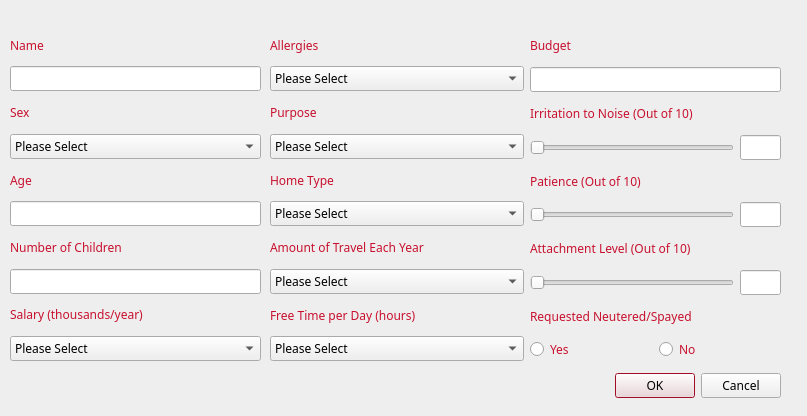
Above: cuACS/addclient.ui from cameronhawtin/Animal-Farm-cuACS before the change. Below: the same form after it.
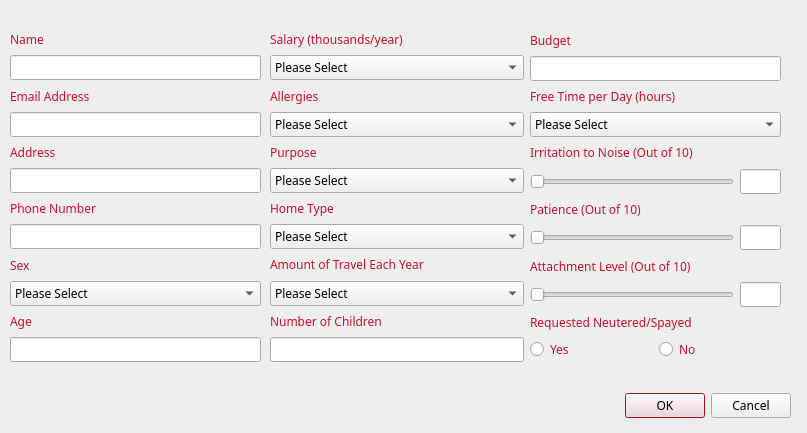
That is the form after the change.

Patch:
```diff
--- a/cuACS/addclient.ui
+++ b/cuACS/addclient.ui
@@ -7,7 +7,7 @@
     <x>0</x>
     <y>0</y>
     <width>807</width>
-    <height>416</height>
+    <height>433</height>
    </rect>
   </property>
   <property name="palette">
@@ -22,6 +22,15 @@
        </color>
       </brush>
      </colorrole>
+     <colorrole role="Text">
+      <brush brushstyle="SolidPattern">
+       <color alpha="255">
+        <red>0</red>
+        <green>0</green>
+        <blue>0</blue>
+       </color>
+      </brush>
+     </colorrole>
      <colorrole role="Base">
       <brush brushstyle="SolidPattern">
        <color alpha="255">
@@ -60,6 +69,15 @@
        </color>
       </brush>
      </colorrole>
+     <colorrole role="Text">
+      <brush brushstyle="SolidPattern">
+       <color alpha="255">
+        <red>0</red>
+        <green>0</green>
+        <blue>0</blue>
+       </color>
+      </brush>
+     </colorrole>
      <colorrole role="Base">
       <brush brushstyle="SolidPattern">
        <color alpha="255">
@@ -98,6 +116,15 @@
        </color>
       </brush>
      </colorrole>
+     <colorrole role="Text">
+      <brush brushstyle="SolidPattern">
+       <color alpha="255">
+        <red>0</red>
+        <green>0</green>
+        <blue>0</blue>
+       </color>
+      </brush>
+     </colorrole>
      <colorrole role="Base">
       <brush brushstyle="SolidPattern">
        <color alpha="255">
@@ -139,8 +166,8 @@
   <widget class="QDialogButtonBox" name="buttonBox">
    <property name="geometry">
     <rect>
-     <x>440</x>
-     <y>370</y>
+     <x>450</x>
+     <y>390</y>
      <width>341</width>
      <height>32</height>
     </rect>
@@ -187,6 +214,48 @@
       </property>
      </widget>
     </item>
+    <item>
+     <widget class="QLabel" name="freeTimeLabel">
+      <property name="enabled">
+       <bool>true</bool>
+      </property>
+      <property name="text">
+       <string>Free Time per Day (hours)</string>
+      </property>
+     </widget>
+    </item>
+    <item>
+     <widget class="QComboBox" name="freeTimeComboBox">
+      <property name="enabled">
+       <bool>true</bool>
+      </property>
+      <item>
+       <property name="text">
+        <string>Please Select</string>
+       </property>
+      </item>
+      <item>
+       <property name="text">
+        <string>0 - 1</string>
+       </property>
+      </item>
+      <item>
+       <property name="text">
+        <string>1 - 2</string>
+       </property>
+      </item>
+      <item>
+       <property name="text">
+        <string>3 - 4</string>
+       </property>
+      </item>
+      <item>
+       <property name="text">
+        <string>5+</string>
+       </property>
+      </item>
+     </widget>
+    </item>
     <item>
      <widget class="QLabel" name="irritationLabel">
       <property name="enabled">
@@ -337,7 +406,7 @@
      <x>10</x>
      <y>30</y>
      <width>251</width>
-     <height>331</height>
+     <height>332</height>
     </rect>
    </property>
    <layout class="QVBoxLayout" name="verticalLayout_2">
@@ -358,6 +427,45 @@
       </property>
      </widget>
     </item>
+    <item>
+     <widget class="QLabel" name="emailLabel">
+      <property name="enabled">
+       <bool>true</bool>
+      </property>
+      <property name="text">
+       <string>Email Address</string>
+      </property>
+     </widget>
+    </item>
+    <item>
+     <widget class="QLineEdit" name="emailLineEdit"/>
+    </item>
+    <item>
+     <widget class="QLabel" name="addressLabel">
+      <property name="enabled">
+       <bool>true</bool>
+      </property>
+      <property name="text">
+       <string>Address</string>
+      </property>
+     </widget>
+    </item>
+    <item>
+     <widget class="QLineEdit" name="addressLineEdit"/>
+    </item>
+    <item>
+     <widget class="QLabel" name="phoneLabel">
+      <property name="enabled">
+       <bool>true</bool>
+      </property>
+      <property name="text">
+       <string>Phone Number</string>
+      </property>
+     </widget>
+    </item>
+    <item>
+     <widget class="QLineEdit" name="phoneLineEdit"/>
+    </item>
     <item>
      <widget class="QLabel" name="sexLabel">
       <property name="enabled">
@@ -407,23 +515,21 @@
       </property>
      </widget>
     </item>
-    <item>
-     <widget class="QLabel" name="childrenLabel">
-      <property name="enabled">
-       <bool>true</bool>
-      </property>
-      <property name="text">
-       <string>Number of Children</string>
-      </property>
-     </widget>
-    </item>
-    <item>
-     <widget class="QLineEdit" name="childrenLineEdit">
-      <property name="enabled">
-       <bool>true</bool>
-      </property>
-     </widget>
-    </item>
+   </layout>
+  </widget>
+  <widget class="QWidget" name="layoutWidget_2">
+   <property name="enabled">
+    <bool>true</bool>
+   </property>
+   <property name="geometry">
+    <rect>
+     <x>270</x>
+     <y>30</y>
+     <width>254</width>
+     <height>332</height>
+    </rect>
+   </property>
+   <layout class="QVBoxLayout" name="verticalLayout_3">
     <item>
      <widget class="QLabel" name="salaryLabel">
       <property name="enabled">
@@ -481,21 +587,6 @@
       </item>
      </widget>
     </item>
-   </layout>
-  </widget>
-  <widget class="QWidget" name="layoutWidget_2">
-   <property name="enabled">
-    <bool>true</bool>
-   </property>
-   <property name="geometry">
-    <rect>
-     <x>270</x>
-     <y>30</y>
-     <width>254</width>
-     <height>331</height>
-    </rect>
-   </property>
-   <layout class="QVBoxLayout" name="verticalLayout_3">
     <item>
      <widget class="QLabel" name="allergicLabel">
       <property name="enabled">
@@ -705,45 +796,20 @@
      </widget>
     </item>
     <item>
-     <widget class="QLabel" name="freeTimeLabel">
+     <widget class="QLabel" name="childrenLabel">
       <property name="enabled">
        <bool>true</bool>
       </property>
       <property name="text">
-       <string>Free Time per Day (hours)</string>
+       <string>Number of Children</string>
       </property>
      </widget>
     </item>
     <item>
-     <widget class="QComboBox" name="freeTimeComboBox">
+     <widget class="QLineEdit" name="childrenLineEdit">
       <property name="enabled">
        <bool>true</bool>
       </property>
-      <item>
-       <property name="text">
-        <string>Please Select</string>
-       </property>
-      </item>
-      <item>
-       <property name="text">
-        <string>0 - 1</string>
-       </property>
-      </item>
-      <item>
-       <property name="text">
-        <string>1 - 2</string>
-       </property>
-      </item>
-      <item>
-       <property name="text">
-        <string>3 - 4</string>
-       </property>
-      </item>
-      <item>
-       <property name="text">
-        <string>5+</string>
-       </property>
-      </item>
      </widget>
     </item>
    </layout>
```
